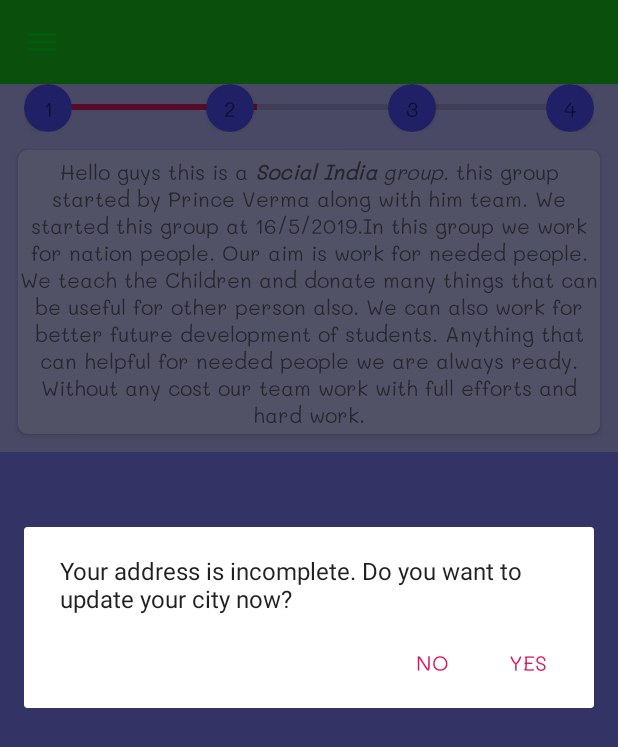
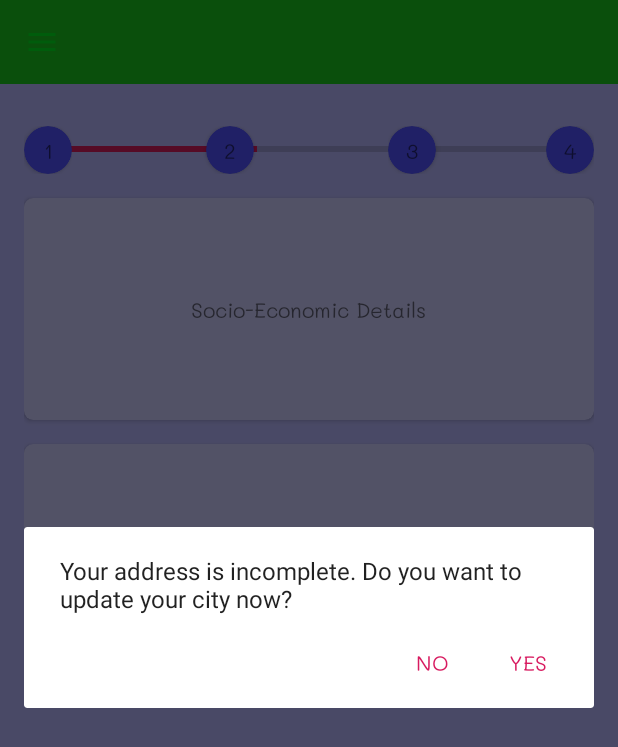
Before and after one commit to Ujjwal0501/survey, an Android app: the Home screen opened directly, with no data from a screen before it, on a phone screen of 412 x 824 dp. Shown: the top 747 px of the screen. Run offline under Robolectric (Android 15) with nearby library versions, the phone set to English and light mode, and no system bars; our stand-ins replace Firebase (no records; nobody signed in at launch, a user with empty details on screens opened directly).

Commit message:
layout update

```diff
--- a/app/src/main/java/com/svnit/civil/survey/Home.java
+++ b/app/src/main/java/com/svnit/civil/survey/Home.java
@@ -28,6 +28,7 @@
 import com.google.firebase.database.ValueEventListener;
 import com.svnit.civil.survey.fragments.Brief;
 import com.svnit.civil.survey.fragments.Part_a_a;
+import com.svnit.civil.survey.fragments.Part_a_b;
 import com.svnit.civil.survey.fragments.Part_a_c;
 import com.svnit.civil.survey.models.UserAddress;
 
@@ -249,6 +250,11 @@
         fragmentManager.beginTransaction().replace(R.id.container, new Part_a_a()).addToBackStack(null).commit();
     }
 
+    public void partab(View v) {
+        fragmentManager.popBackStack();
+        fragmentManager.beginTransaction().replace(R.id.container, new Part_a_b()).addToBackStack(null).commit();
+    }
+
     public void partac(View v) {
         fragmentManager.popBackStack();
         fragmentManager.beginTransaction().replace(R.id.container, new Part_a_c()).addToBackStack(null).commit();
--- a/app/src/main/res/layout/activity_home.xml
+++ b/app/src/main/res/layout/activity_home.xml
@@ -5,11 +5,6 @@
     android:layout_width="match_parent"
     android:layout_height="match_parent"
     android:fitsSystemWindows="true">
-
-    <ScrollView
-        android:scrollbars="none"
-        android:layout_width="match_parent"
-        android:layout_height="match_parent">
 
     <RelativeLayout
         android:layout_width="match_parent"
@@ -44,8 +39,6 @@
         </LinearLayout>
 
     </RelativeLayout>
-
-    </ScrollView>
 
     <com.google.android.material.navigation.NavigationView
         android:id="@+id/nav_view"
--- a/app/src/main/res/layout/fragment_brief.xml
+++ b/app/src/main/res/layout/fragment_brief.xml
@@ -14,28 +14,29 @@
         <LinearLayout
             android:layout_width="match_parent"
             android:layout_height="wrap_content"
-            android:orientation="vertical">
+            android:orientation="vertical"
+            android:padding="16dp">
 
             <LinearLayout
                 android:layout_width="match_parent"
                 android:layout_height="wrap_content"
+                android:layout_marginTop="12dp"
                 android:orientation="vertical">
 
                 <RelativeLayout
                     android:layout_width="match_parent"
-                    android:layout_height="wrap_content"
-                    android:layout_marginLeft="16dp"
-                    android:layout_marginRight="16dp">
+                    android:layout_height="wrap_content">
 
-<!--                    5% , 40% , 75% , 100% -->
+                    <!--                    5% , 40% , 75% , 100% -->
+
                     <ProgressBar
-                        android:progress="40"
                         style="?android:attr/progressBarStyleHorizontal"
                         android:layout_width="match_parent"
                         android:layout_height="6dp"
                         android:layout_centerVertical="true"
                         android:layout_marginLeft="16dp"
-                        android:layout_marginRight="16dp" />
+                        android:layout_marginRight="16dp"
+                        android:progress="40" />
 
                     <LinearLayout
                         android:layout_width="match_parent"
@@ -76,11 +77,11 @@
                             android:orientation="horizontal">
 
                             <androidx.cardview.widget.CardView
-                                android:onClick="part"
                                 android:layout_width="wrap_content"
                                 android:layout_height="wrap_content"
                                 android:minWidth="32dp"
                                 android:minHeight="32dp"
+                                android:onClick="part"
                                 app:cardBackgroundColor="#5050ff"
                                 app:cardCornerRadius="16dp">
 
@@ -153,8 +154,9 @@
 
             <androidx.cardview.widget.CardView
                 android:layout_width="match_parent"
-                android:layout_height="wrap_content"
-                android:layout_margin="12dp"
+                android:layout_height="148dp"
+                android:layout_marginTop="16dp"
+                android:onClick="part"
                 android:padding="16dp"
                 app:cardBackgroundColor="#cfcfff"
                 app:cardCornerRadius="6dp">
@@ -162,7 +164,28 @@
                 <TextView
                     android:layout_width="wrap_content"
                     android:layout_height="wrap_content"
-                    android:text="@string/about_content"
+                    android:layout_gravity="center"
+                    android:gravity="center"
+                    android:text="Socio-Economic Details"
+                    android:textAlignment="center" />
+
+            </androidx.cardview.widget.CardView>
+
+            <androidx.cardview.widget.CardView
+                android:layout_width="match_parent"
+                android:layout_height="148dp"
+                android:layout_marginTop="16dp"
+                android:onClick="partac"
+                android:padding="16dp"
+                app:cardBackgroundColor="#cfcfff"
+                app:cardCornerRadius="6dp">
+
+                <TextView
+                    android:layout_width="wrap_content"
+                    android:layout_height="wrap_content"
+                    android:layout_gravity="center"
+                    android:gravity="center"
+                    android:text="Public Transport Details"
                     android:textAlignment="center" />
 
             </androidx.cardview.widget.CardView>
```
Also changed, not shown: app/src/main/res/drawable/next.xml (added, +9 -0 lines), app/src/main/res/drawable/save.xml (added, +9 -0 lines), app/src/main/res/layout/fragment_part_a_a.xml (+24 -1 lines), app/src/main/res/layout/fragment_part_a_b.xml (+23 -4 lines), app/src/main/res/layout/fragment_part_a_c.xml (+23 -0 lines). Lines whose indentation alone changed are shown as unchanged.
